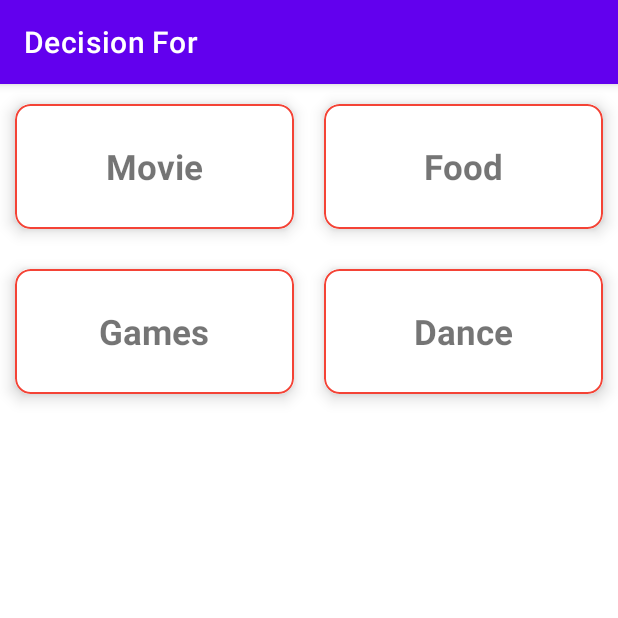
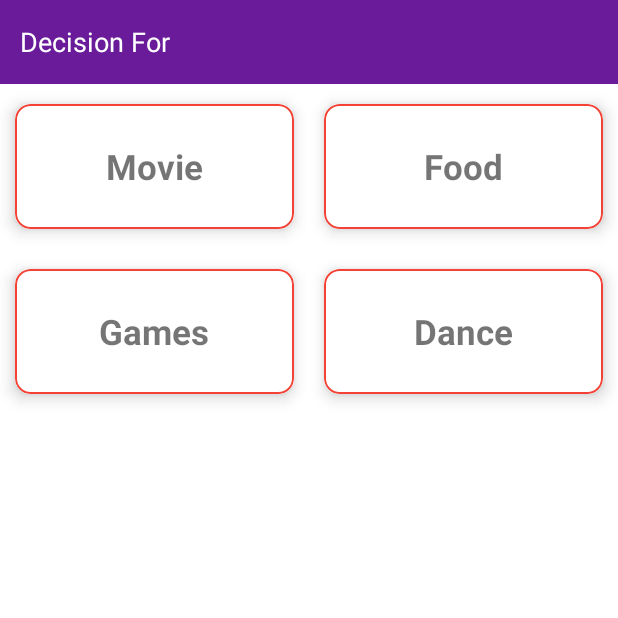
Before and after one commit to mobitechs/WhatToDo, an Android app: the DecisionActivity screen opened directly, with no data from a screen before it, on a phone screen of 412 x 824 dp, the top half of it. Run offline under Robolectric (Android 15) with nearby library versions, the light colour scheme and no system bars; our stand-ins replace CircleImageView, sdp/ssp sizes; libraries missing offline, so code that uses them is left out: com.androidnetworking, com.androidnetworking.common, com.androidnetworking.error, com.androidnetworking.interfaces; pictures from the network do not load.

Commit message:
Theme changes and toolbar title added

```diff
--- a/app/src/main/AndroidManifest.xml
+++ b/app/src/main/AndroidManifest.xml
@@ -14,14 +14,16 @@
         <activity
             android:name=".view.activity.DecisionActivity"
             android:label="Decision For"
+            android:theme="@style/noActionBar"
             android:exported="false" />
         <activity
             android:name=".view.activity.WaitingRoomActivity"
             android:label="Waiting Room"
+            android:theme="@style/noActionBar"
             android:exported="false" />
         <activity
             android:name=".view.activity.HomeActivity"
-            android:label="Home"
+            android:theme="@style/noActionBar"
             android:exported="false" />
         <activity
             android:name=".view.MainActivity"
--- a/app/src/main/java/com/wahttodo/app/view/activity/DecisionActivity.kt
+++ b/app/src/main/java/com/wahttodo/app/view/activity/DecisionActivity.kt
@@ -19,6 +19,7 @@ import com.wahttodo.app.view.fragment.DecisionCategoryFragment
 import com.wahttodo.app.viewModel.UserListViewModel
 import kotlinx.android.synthetic.main.progressbar.*
 import kotlinx.android.synthetic.main.recyclerview.*
+import kotlinx.android.synthetic.main.toolbar.*
 
 class DecisionActivity : AppCompatActivity() {
 
@@ -35,6 +36,8 @@ class DecisionActivity : AppCompatActivity() {
         userId =
             SharePreferenceManager.getInstance(this).getUserLogin(Constants.USERDATA)
                 ?.get(0)?.userId.toString()
+
+        tvToolbarTitle.text = "Decision For"
 
         setupRecyclerView()
 
--- a/app/src/main/java/com/wahttodo/app/view/activity/WaitingRoomActivity.kt
+++ b/app/src/main/java/com/wahttodo/app/view/activity/WaitingRoomActivity.kt
@@ -19,6 +19,7 @@ import kotlin.collections.ArrayList
 
 import com.wahttodo.app.view.fragment.DecisionSubCategoryFragment
 import com.wahttodo.app.view.fragment.WaitingRoomUserListFragment
+import kotlinx.android.synthetic.main.toolbar.*
 
 class WaitingRoomActivity : AppCompatActivity() {
 
@@ -47,6 +48,7 @@ class WaitingRoomActivity : AppCompatActivity() {
 
         SharePreferenceManager.getInstance(this).save(Constants.ROOM_ID, roomId)
 
+        setToolBarTitle("Waiting Room")
         db = FirebaseFirestore.getInstance()
 
         if (hostuser == userId && imFrom == "DecisionCategory") {
@@ -148,4 +150,8 @@ class WaitingRoomActivity : AppCompatActivity() {
             "WaitingRoomUserListFragment"
         )
     }
+
+    fun setToolBarTitle(title: String) {
+        tvToolbarTitle.text = title
+    }
 }
--- a/app/src/main/java/com/wahttodo/app/view/fragment/DecisionListingFragment.kt
+++ b/app/src/main/java/com/wahttodo/app/view/fragment/DecisionListingFragment.kt
@@ -19,6 +19,7 @@ import com.wahttodo.app.adapter.DecisionShortListedAdapter
 import com.wahttodo.app.model.DumpedMoviesList
 import com.wahttodo.app.session.SharePreferenceManager
 import com.wahttodo.app.utils.Constants
+import com.wahttodo.app.view.activity.WaitingRoomActivity
 import com.wahttodo.app.viewModel.UserListViewModel
 import com.yuyakaido.android.cardstackview.*
 import kotlinx.android.synthetic.main.fragment_decision_listing.view.*
@@ -46,7 +47,7 @@ class DecisionListingFragment : Fragment(), CardStackListener {
     private fun intView() {
 
         userId = SharePreferenceManager.getInstance(requireContext()).getUserLogin(Constants.USERDATA)?.get(0)?.userId.toString()
-
+        (context as WaitingRoomActivity).setToolBarTitle("Movie List")
 //        setupRecyclerView()
         setupCardStackView()
         getDecisionSelectedList()
--- a/app/src/main/java/com/wahttodo/app/view/fragment/DecisionShortListedFragment.kt
+++ b/app/src/main/java/com/wahttodo/app/view/fragment/DecisionShortListedFragment.kt
@@ -52,7 +52,7 @@ class DecisionShortListedFragment : Fragment() {
 
         userId = SharePreferenceManager.getInstance(requireContext()).getUserLogin(Constants.USERDATA)?.get(0)?.userId.toString()
         roomId = SharePreferenceManager.getInstance(requireContext()).getValueString(Constants.ROOM_ID).toString()
-
+        (context as WaitingRoomActivity).setToolBarTitle("Short Listed List")
         setupRecyclerView()
     }
 
--- a/app/src/main/java/com/wahttodo/app/view/fragment/DecisionSubCategoryFragment.kt
+++ b/app/src/main/java/com/wahttodo/app/view/fragment/DecisionSubCategoryFragment.kt
@@ -54,6 +54,8 @@ class DecisionSubCategoryFragment : Fragment() {
     private fun initView() {
         userCount = arguments?.getInt("user_count")!!
         roomId = SharePreferenceManager.getInstance(requireContext()).getValueString(Constants.ROOM_ID).toString()
+
+        (context as WaitingRoomActivity).setToolBarTitle("Categories")
 
         spinnerLanguage = rootView.findViewById(R.id.spinnerLanguage)
         spinnerType = rootView.findViewById(R.id.spinnerType)
--- a/app/src/main/res/layout/activity_decidion.xml
+++ b/app/src/main/res/layout/activity_decidion.xml
@@ -1,10 +1,12 @@
 <?xml version="1.0" encoding="utf-8"?>
-<FrameLayout xmlns:android="http://schemas.android.com/apk/res/android"
+<LinearLayout xmlns:android="http://schemas.android.com/apk/res/android"
     xmlns:tools="http://schemas.android.com/tools"
     android:layout_width="match_parent"
+    android:orientation="vertical"
     android:layout_height="match_parent"
     android:background="@color/white">
 
+    <include layout="@layout/toolbar"/>
     <RelativeLayout
         android:layout_width="match_parent"
         android:layout_height="match_parent"
@@ -16,4 +18,4 @@
 
     </RelativeLayout>
 
-</FrameLayout>
+</LinearLayout>
--- a/app/src/main/res/layout/toolbar.xml
+++ b/app/src/main/res/layout/toolbar.xml
@@ -29,14 +29,15 @@
                 android:gravity="center_vertical"
                 android:maxLength="25"
                 android:text="Home"
-                android:textColor="@color/black"
-                android:textSize="@dimen/_20sdp" />
+                android:textColor="@color/white"
+                android:textSize="@dimen/_14sdp" />
 
             <androidx.appcompat.widget.AppCompatImageView
                 android:layout_width="@dimen/_40sdp"
                 android:layout_height="@dimen/_40sdp"
                 android:layout_gravity="center"
                 android:padding="2dp"
+                android:visibility="gone"
                 android:src="@mipmap/ic_launcher" />
         </FrameLayout>
 
--- a/app/src/main/res/values-night/themes.xml
+++ b/app/src/main/res/values-night/themes.xml
@@ -2,51 +2,16 @@
     <!-- Base application theme. -->
     <style name="Theme.WhatToDo" parent="Theme.MaterialComponents.DayNight.DarkActionBar">
         <!-- Primary brand color. -->
-        <item name="colorPrimary">@color/purple_200</item>
-        <item name="colorPrimaryVariant">@color/purple_700</item>
-        <item name="colorOnPrimary">@color/black</item>
+        <item name="colorPrimaryVariant">@color/colorPrimary</item>
+        <item name="colorOnPrimary">@color/colorPrimary</item>
+        <item name="titleTextColor">@color/black</item>
         <!-- Secondary brand color. -->
-        <item name="colorSecondary">@color/teal_200</item>
-        <item name="colorSecondaryVariant">@color/teal_200</item>
+        <item name="colorSecondary">@color/colorAccent</item>
+        <item name="colorSecondaryVariant">@color/colorAccent</item>
         <item name="colorOnSecondary">@color/black</item>
         <!-- Status bar color. -->
         <item name="android:statusBarColor" tools:targetApi="l">?attr/colorPrimaryVariant</item>
         <!-- Customize your theme here. -->
     </style>
 
-
-    <style name="noActionBar" parent="Theme.AppCompat.Light.NoActionBar">
-        <item name="android:forceDarkAllowed" tools:targetApi="q">false</item>
-        <!-- Primary brand color. -->
-        <!--        <item name="android:windowTranslucentStatus">true</item>-->
-        <item name="colorPrimary">@color/colorPrimary</item>
-        <item name="colorPrimaryVariant">@color/colorPrimaryDark</item>
-        <item name="colorOnPrimary">@color/black</item>
-        <item name="titleTextColor">@color/black</item>
-        <!-- Secondary brand color. -->
-        <item name="colorSecondary">@color/teal_200</item>
-        <item name="colorSecondaryVariant">@color/teal_700</item>
-        <item name="colorOnSecondary">@color/black</item>
-        <!-- Status bar color. -->
-        <item name="android:statusBarColor" tools:targetApi="l">?attr/colorPrimaryVariant</item>
-        <!-- Customize your theme here. -->
-    </style>
-
-    <style name="inputLayoutTheme">
-        <item name="android:textColorHint">@color/gray</item>
-        <item name="colorAccent">@color/colorAccent</item>
-        <item name="colorControlNormal">@color/gray</item>
-        <item name="colorControlActivated">@color/colorAccent</item>
-    </style>
-
-    <style name="SpinnerDatePickerDialog" parent="@android:style/Theme.Holo.Light.Dialog">
-        <item name="android:windowIsTranslucent">true</item>
-        <item name="android:windowBackground">@android:color/transparent</item>
-        <item name="android:windowContentOverlay">@null</item>
-        <item name="android:windowNoTitle">true</item>
-        <item name="android:windowIsFloating">true</item>
-        <item name="android:backgroundDimEnabled">true</item>
-        <item name="android:calendarViewShown">false</item>
-        <item name="android:datePickerMode">spinner</item>
-    </style>
 </resources>
--- a/app/src/main/res/values/themes.xml
+++ b/app/src/main/res/values/themes.xml
@@ -1,34 +1,51 @@
 <resources xmlns:tools="http://schemas.android.com/tools">
+
     <style name="Theme.WhatToDo" parent="Theme.MaterialComponents.DayNight.DarkActionBar">
-        <item name="android:forceDarkAllowed" tools:targetApi="q">false</item>
         <!-- Primary brand color. -->
-        <item name="colorPrimary">@color/purple_500</item>
-        <item name="colorPrimaryVariant">@color/purple_700</item>
-        <item name="colorOnPrimary">@color/white</item>
+
+        <item name="colorPrimaryVariant">@color/colorPrimary</item>
+        <item name="colorOnPrimary">@color/colorPrimary</item>
+        <item name="titleTextColor">@color/black</item>
         <!-- Secondary brand color. -->
-        <item name="colorSecondary">@color/teal_200</item>
-        <item name="colorSecondaryVariant">@color/teal_700</item>
+        <item name="colorSecondary">@color/colorAccent</item>
+        <item name="colorSecondaryVariant">@color/colorAccent</item>
         <item name="colorOnSecondary">@color/black</item>
         <!-- Status bar color. -->
         <item name="android:statusBarColor" tools:targetApi="l">?attr/colorPrimaryVariant</item>
         <!-- Customize your theme here. -->
+
+        <item name="colorPrimary">@color/colorPrimary</item>
+        <item name="colorPrimaryDark">@color/colorPrimaryDark</item>
+        <item name="colorAccent">@color/colorAccent</item>
+        <!--        <item name="android:windowAnimationStyle">@style/CustomActivityAnimation</item>-->
+
     </style>
+
 
     <style name="noActionBar" parent="Theme.AppCompat.Light.NoActionBar">
         <item name="android:forceDarkAllowed" tools:targetApi="q">false</item>
+
+        <item name="android:windowContentTransitions">true</item>
+
         <!-- Primary brand color. -->
-        <!--        <item name="android:windowTranslucentStatus">true</item>-->
-        <item name="colorPrimary">@color/colorPrimary</item>
-        <item name="colorPrimaryVariant">@color/colorPrimaryDark</item>
-        <item name="colorOnPrimary">@color/black</item>
+        <item name="colorPrimaryVariant">@color/colorPrimary</item>
+        <item name="colorOnPrimary">@color/colorPrimary</item>
         <item name="titleTextColor">@color/black</item>
         <!-- Secondary brand color. -->
-        <item name="colorSecondary">@color/teal_200</item>
-        <item name="colorSecondaryVariant">@color/teal_700</item>
+        <item name="colorSecondary">@color/colorAccent</item>
+        <item name="colorSecondaryVariant">@color/colorAccent</item>
         <item name="colorOnSecondary">@color/black</item>
         <!-- Status bar color. -->
-        <item name="android:statusBarColor" tools:targetApi="l">?attr/colorPrimaryVariant</item>
+        <!--        <item name="android:statusBarColor">@color/colorPrimary</item>-->
+        <item name="android:windowLightStatusBar" tools:targetApi="23">true</item>
         <!-- Customize your theme here. -->
+
+        <item name="colorPrimary">@color/colorPrimary</item>
+        <item name="colorPrimaryDark">@color/colorPrimaryDark</item>
+        <item name="colorAccent">@color/colorAccent</item>
+
+        <!--        <item name="android:windowAnimationStyle">@style/CustomActivityAnimation</item>-->
+
     </style>
 
     <style name="inputLayoutTheme">
```
Also changed, not shown: app/src/main/java/com/wahttodo/app/view/activity/HomeActivity.kt (+42 -0 lines), app/src/main/res/layout/activity_home.xml (+5 -4 lines), app/src/main/res/layout/activity_waiting_room.xml (+14 -7 lines).
